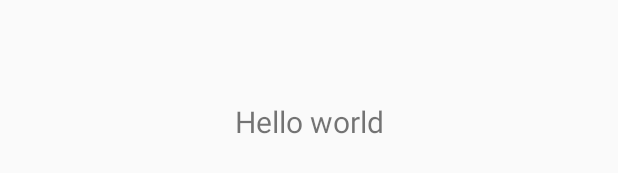
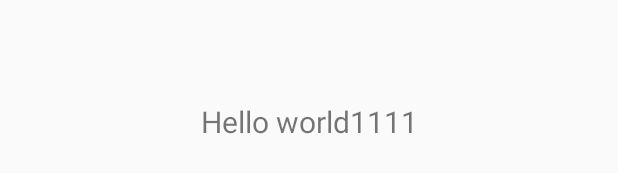
Before and after one commit to Vinayraaz0410/Testing1, an Android app: the layout fragment_home.xml on its own in the app's theme, with its tools: preview values and no code run, on a phone screen of 412 x 824 dp. Shown: the part 503-676 px from the top of the screen. Run offline under Robolectric (Android 15) with nearby library versions, the phone set to English and light mode, and no system bars.

Commit message:
Ui change branch file

```diff
--- a/app/src/main/res/layout/fragment_home.xml
+++ b/app/src/main/res/layout/fragment_home.xml
@@ -15,7 +15,7 @@
         android:layout_marginEnd="8dp"
         android:textAlignment="center"
         android:textSize="20sp"
-        android:text="Hello world"
+        android:text="Hello world1111"
 
         app:layout_constraintBottom_toBottomOf="parent"
         app:layout_constraintEnd_toEndOf="parent"
```
